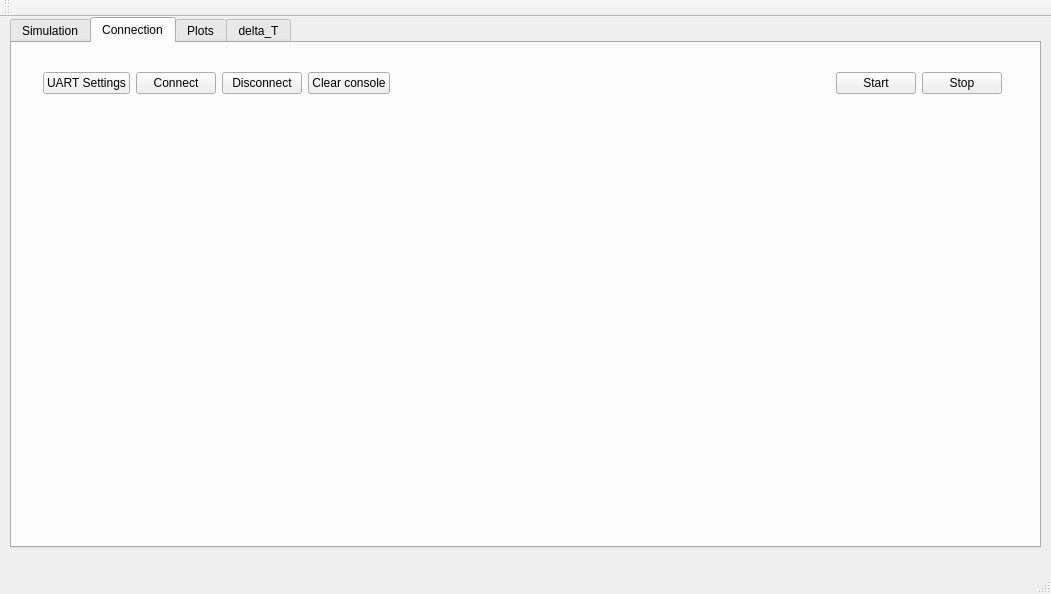
Qt form mainwindow.ui (dkoszkul/master-thesis) before a commit.
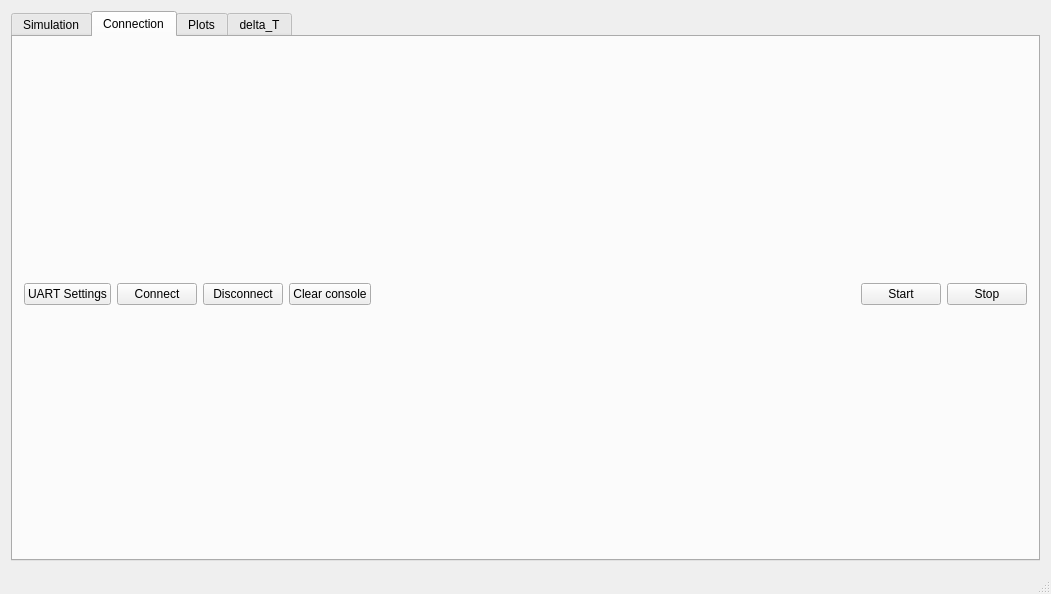
The same form after that commit. The open tabs and pages were chosen to show the change.

Commit message: partially corrected front

```diff
--- a/mainwindow.ui
+++ b/mainwindow.ui
@@ -14,15 +14,9 @@
    <string>Master thesis</string>
   </property>
   <widget class="QWidget" name="centralWidget">
+   <layout class="QVBoxLayout" name="verticalLayout_2">
+    <item>
    <widget class="QTabWidget" name="tabWidget">
-    <property name="geometry">
-     <rect>
-      <x>10</x>
-      <y>0</y>
-      <width>1031</width>
-      <height>531</height>
-     </rect>
-    </property>
     <property name="currentIndex">
      <number>3</number>
     </property>
@@ -80,26 +74,8 @@
      <attribute name="title">
       <string>Connection</string>
      </attribute>
-     <widget class="QWidget" name="gridLayoutWidget_2">
-      <property name="geometry">
-       <rect>
-        <x>19</x>
-        <y>79</y>
-        <width>981</width>
-        <height>401</height>
-       </rect>
-      </property>
-      <layout class="QGridLayout" name="consoleLayout"/>
-     </widget>
-     <widget class="QWidget" name="horizontalLayoutWidget">
-      <property name="geometry">
-       <rect>
-        <x>20</x>
-        <y>10</y>
-        <width>981</width>
-        <height>61</height>
-       </rect>
-      </property>
+       <layout class="QVBoxLayout" name="verticalLayout">
+        <item>
       <layout class="QHBoxLayout" name="horizontalLayout">
        <item>
         <widget class="QPushButton" name="uartSettingsButton">
@@ -157,7 +133,26 @@
         </widget>
        </item>
       </layout>
-     </widget>
+        </item>
+        <item>
+         <layout class="QVBoxLayout" name="consoleLayout">
+          <item>
+           <spacer name="horizontalSpacer_5">
+            <property name="orientation">
+             <enum>Qt::Horizontal</enum>
+            </property>
+           </spacer>
+          </item>
+          <item>
+           <spacer name="verticalSpacer_3">
+            <property name="orientation">
+             <enum>Qt::Vertical</enum>
+            </property>
+           </spacer>
+          </item>
+         </layout>
+        </item>
+       </layout>
     </widget>
     <widget class="QWidget" name="tab_3">
      <attribute name="title">
@@ -225,19 +220,30 @@
      <attribute name="title">
       <string>delta_T</string>
      </attribute>
-     <widget class="QWidget" name="verticalLayoutWidget_2">
-      <property name="geometry">
-       <rect>
-        <x>19</x>
-        <y>9</y>
-        <width>1001</width>
-        <height>481</height>
-       </rect>
-      </property>
-      <layout class="QVBoxLayout" name="delta_T"/>
-     </widget>
-    </widget>
-   </widget>
+       <layout class="QVBoxLayout" name="verticalLayout_3">
+        <item>
+         <layout class="QVBoxLayout" name="delta_T">
+          <item>
+           <spacer name="horizontalSpacer_4">
+            <property name="orientation">
+             <enum>Qt::Horizontal</enum>
+            </property>
+           </spacer>
+          </item>
+          <item>
+           <spacer name="verticalSpacer_4">
+            <property name="orientation">
+             <enum>Qt::Vertical</enum>
+            </property>
+           </spacer>
+          </item>
+         </layout>
+        </item>
+       </layout>
+      </widget>
+     </widget>
+    </item>
+   </layout>
   </widget>
   <widget class="QMenuBar" name="menuBar">
    <property name="geometry">
@@ -249,14 +255,6 @@
     </rect>
    </property>
   </widget>
-  <widget class="QToolBar" name="mainToolBar">
-   <attribute name="toolBarArea">
-    <enum>TopToolBarArea</enum>
-   </attribute>
-   <attribute name="toolBarBreak">
-    <bool>false</bool>
-   </attribute>
-  </widget>
   <widget class="QStatusBar" name="statusBar"/>
  </widget>
  <layoutdefault spacing="6" margin="11"/>
```
Left out of the diff: 2 changed lines with no effect on the pictures. Lines whose indentation alone changed are shown as unchanged. The commit also changes 1 other file.
